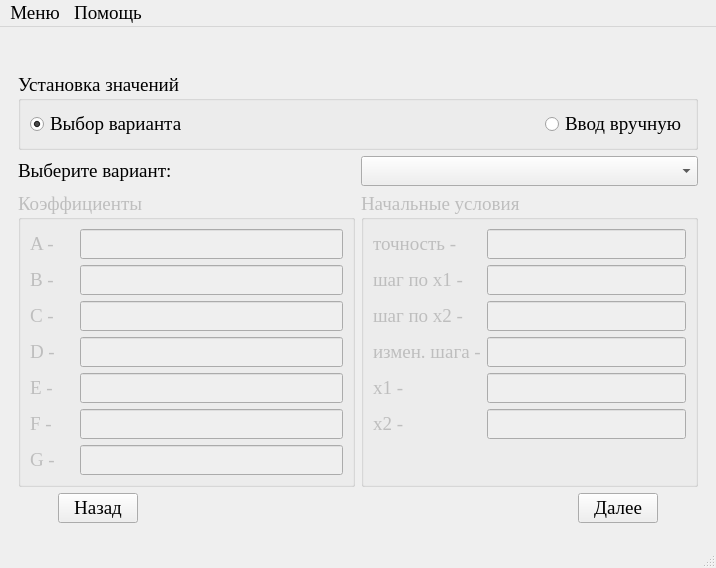
This is optimizationmethods/ui/mainwindow.ui in Eliminationzx/optimizationmethods as Qt 5 draws it before an edit. The edited form follows.
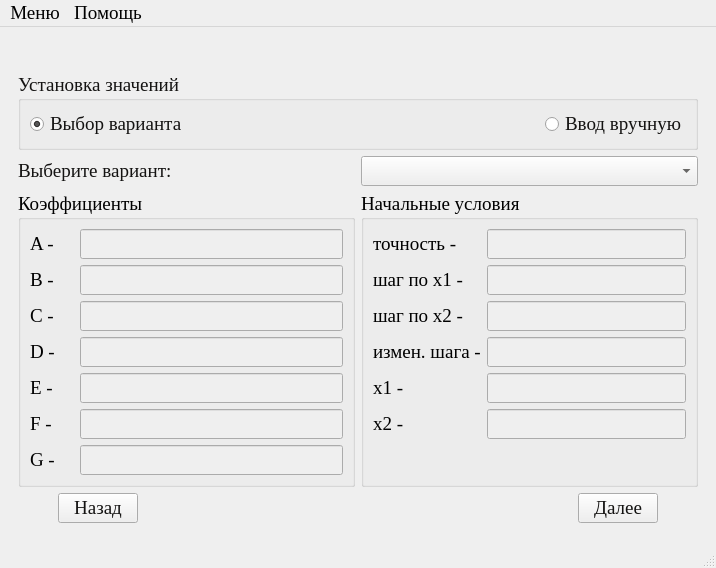
This is the edited form. The open tabs and pages were chosen to show the change. Icons and pictures are not drawn.

Commit message: Поправил цвета неактивных полей ввода в главном окне.

The edit to the form file:
```diff
--- a/optimizationmethods/ui/mainwindow.ui
+++ b/optimizationmethods/ui/mainwindow.ui
@@ -7,7 +7,7 @@
     <x>0</x>
     <y>0</y>
     <width>716</width>
-    <height>528</height>
+    <height>549</height>
    </rect>
   </property>
   <property name="font">
@@ -171,6 +171,97 @@
        </layout>
       </widget>
       <widget class="QWidget" name="page_4">
+       <property name="palette">
+        <palette>
+         <active>
+          <colorrole role="WindowText">
+           <brush brushstyle="SolidPattern">
+            <color alpha="255">
+             <red>20</red>
+             <green>19</green>
+             <blue>18</blue>
+            </color>
+           </brush>
+          </colorrole>
+          <colorrole role="Text">
+           <brush brushstyle="SolidPattern">
+            <color alpha="255">
+             <red>20</red>
+             <green>19</green>
+             <blue>18</blue>
+            </color>
+           </brush>
+          </colorrole>
+          <colorrole role="ButtonText">
+           <brush brushstyle="SolidPattern">
+            <color alpha="255">
+             <red>20</red>
+             <green>19</green>
+             <blue>18</blue>
+            </color>
+           </brush>
+          </colorrole>
+         </active>
+         <inactive>
+          <colorrole role="WindowText">
+           <brush brushstyle="SolidPattern">
+            <color alpha="255">
+             <red>20</red>
+             <green>19</green>
+             <blue>18</blue>
+            </color>
+           </brush>
+          </colorrole>
+          <colorrole role="Text">
+           <brush brushstyle="SolidPattern">
+            <color alpha="255">
+             <red>20</red>
+             <green>19</green>
+             <blue>18</blue>
+            </color>
+           </brush>
+          </colorrole>
+          <colorrole role="ButtonText">
+           <brush brushstyle="SolidPattern">
+            <color alpha="255">
+             <red>20</red>
+             <green>19</green>
+             <blue>18</blue>
+            </color>
+           </brush>
+          </colorrole>
+         </inactive>
+         <disabled>
+          <colorrole role="WindowText">
+           <brush brushstyle="SolidPattern">
+            <color alpha="255">
+             <red>0</red>
+             <green>0</green>
+             <blue>0</blue>
+            </color>
+           </brush>
+          </colorrole>
+          <colorrole role="Text">
+           <brush brushstyle="SolidPattern">
+            <color alpha="255">
+             <red>0</red>
+             <green>0</green>
+             <blue>0</blue>
+            </color>
+           </brush>
+          </colorrole>
+          <colorrole role="ButtonText">
+           <brush brushstyle="SolidPattern">
+            <color alpha="255">
+             <red>0</red>
+             <green>0</green>
+             <blue>0</blue>
+            </color>
+           </brush>
+          </colorrole>
+         </disabled>
+        </palette>
+       </property>
        <layout class="QGridLayout" name="gridLayout_6">
         <item row="0" column="0" colspan="2">
          <widget class="QLabel" name="func">
```
Left out of the diff: 4 changed lines with no effect on the pictures.
